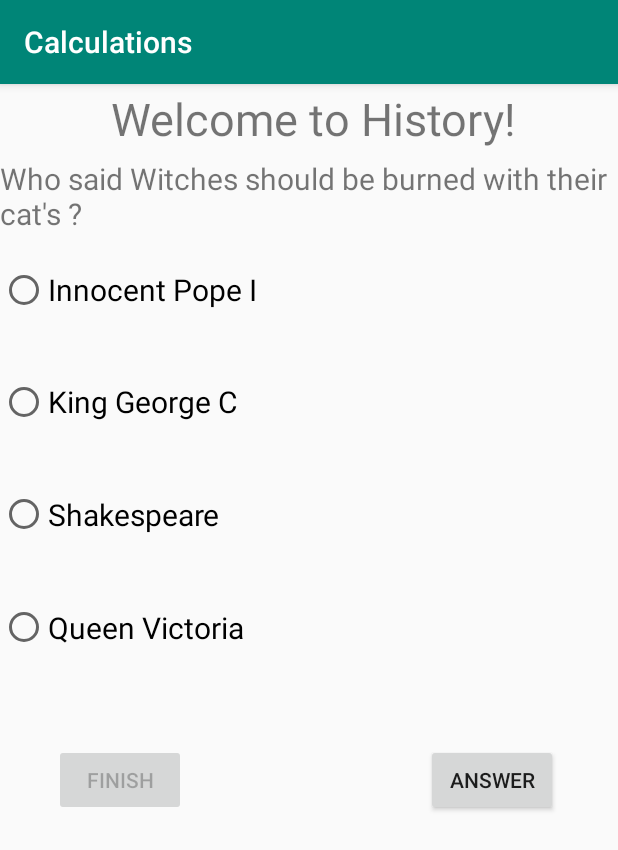
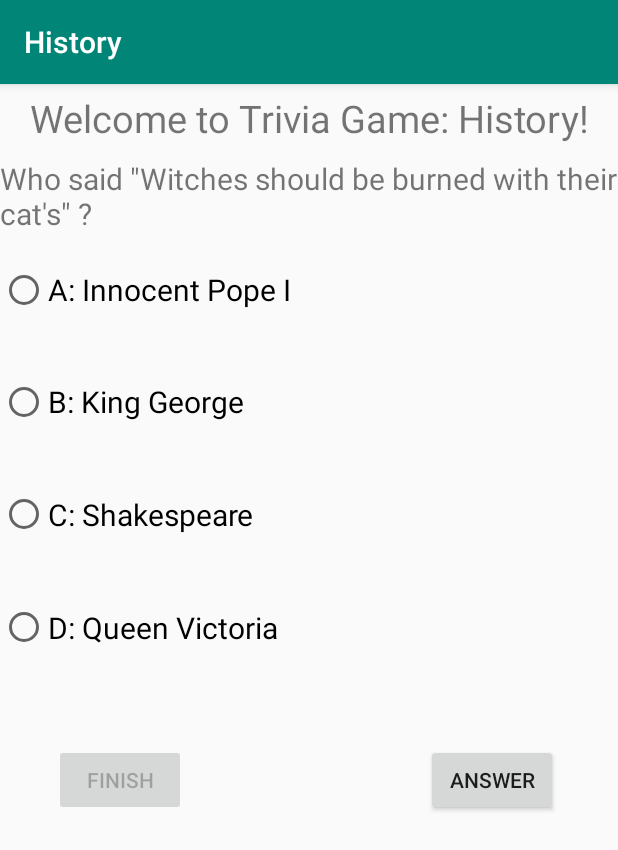
Before and after one commit to DicesGod/Android_Calculation-and-TriviaGame, an Android app: the screen it shows after launch (History before the commit, TriviaGame after it), item 2 of the bottom bar chosen, on a phone screen of 412 x 824 dp. Shown: the top 850 px of the screen. Run offline under Robolectric (Android 15) with nearby library versions, the phone set to English and light mode, and no system bars.

Commit message:
finished loading data into trivia game

```diff
--- a/app/src/main/java/com/minhle/calculations/MainActivity.java
+++ b/app/src/main/java/com/minhle/calculations/MainActivity.java
@@ -15,12 +15,14 @@ import android.widget.ListView;
 import android.widget.TextView;
 import android.widget.Toast;
 
+import java.io.Serializable;
 import java.util.ArrayList;
 
-import model.History;
 import model.MathQuestion;
 import model.Navigation;
-import model.mathQuestionsFileManagement;
+import model.MathQuestionsFileManagement;
+import model.TriviaQuestion;
+import model.TriviaQuestionsFileManagement;
 
 public class MainActivity extends AppCompatActivity implements View.OnClickListener {
 
@@ -48,12 +50,11 @@ public class MainActivity extends AppCompatActivity implements View.OnClickListe
         setContentView(R.layout.activity_main);
         initialize();
         Navigation nag = new Navigation();
-//        Context a = getApplicationContext();
-//        nag.navigation(menu,a);
 
         menu.setOnNavigationItemSelectedListener(new BottomNavigationView.OnNavigationItemSelectedListener() {
                @Override
                public boolean onNavigationItemSelected(@NonNull MenuItem item) {
+                   Intent intent = new Intent(MainActivity.this,TriviaGame.class);
 
                    switch (item.getItemId()) {
                        case R.id.nag_math:
@@ -61,9 +62,19 @@ public class MainActivity extends AppCompatActivity implements View.OnClickListe
                            break;
 
                        case R.id.nag_history:
-                           MainActivity.this.startActivity(new Intent(MainActivity.this, History.class));
+                           intent.putExtra("tag", "History");
+                           startActivity(intent);
                            break;
 
+                       case R.id.nag_art:
+                           intent.putExtra("tag", "Art");
+                           startActivity(intent);
+                           break;
+
+                       case R.id.nag_sport:
+                           intent.putExtra("tag", "Sport");
+                           startActivity(intent);
+                           break;
 
                    }
                 return false;
@@ -128,7 +139,7 @@ public class MainActivity extends AppCompatActivity implements View.OnClickListe
         btnSave.setEnabled(false);
         btnStop.setEnabled(false);
 
-        drawerLayout = findViewById(R.id.navigationbar);
+        drawerLayout = findViewById(R.id.mainUI);
         listViewNavigationbar = findViewById(R.id.listviewnavigationbar);
         listofNavigations = getResources().getStringArray(R.array.navigationBar);
         //listViewNavigationbar.setOnItemClickListener();
@@ -198,7 +209,7 @@ public class MainActivity extends AppCompatActivity implements View.OnClickListe
                 break;
 
             case R.id.buttonMinus:
-                mathQuestionsFileManagement.deleteFile(this);
+                MathQuestionsFileManagement.deleteFile(this);
                 editTextResult.setText(editTextResult.getText()+"-");
                 break;
 
@@ -255,8 +266,8 @@ public class MainActivity extends AppCompatActivity implements View.OnClickListe
             case R.id.buttonSave:
                 mathQuestionsList.addAll(CountDownController.getFailAnswerList());
                 mathQuestionsList.addAll(getMathQuestionsListTemp);
-                mathQuestionsFileManagement.writeMathQuestionsFile(this,mathQuestionsList);
-                //Toast.makeText(this,"Your test has been saved successfully!",Toast.LENGTH_LONG).show();
+                MathQuestionsFileManagement.writeMathQuestionsFile(this,mathQuestionsList);
+                Toast.makeText(this,"Your test has been saved successfully!",Toast.LENGTH_LONG).show();
                 btnStop.setEnabled(false);
                 btnSave.setEnabled(false);
 
@@ -271,7 +282,6 @@ public class MainActivity extends AppCompatActivity implements View.OnClickListe
                 float percent = correctcount/totalcount*100;
                 if (mathQuestionsList.toString()==null) {
                     Intent intent = new Intent(this, Result.class);
-                    //intent.putExtra("tag", mathQuestionsList);
                     CountDownController.setFailAnswerList();
                     startActivity(intent);
                     break;
@@ -280,7 +290,6 @@ public class MainActivity extends AppCompatActivity implements View.OnClickListe
                 {
                     Arrayresult.add(" "+percent+"% Correct Answer."+"\n"+" "+(100-percent)+"% Wrong Answer.");
                     Intent intent = new Intent(this, Result.class);
-                    //intent.putExtra("tag", mathQuestionsList);
                     CountDownController.setFailAnswerList();
                     startActivity(intent);
                     break;
--- /dev/null
+++ b/app/src/main/java/com/minhle/calculations/TriviaGame.java
@@ -0,0 +1,103 @@
+package com.minhle.calculations;
+
+import android.app.FragmentManager;
+import android.app.FragmentTransaction;
+import android.support.v7.app.AppCompatActivity;
+import android.os.Bundle;
+import android.view.View;
+import android.widget.Button;
+import android.widget.TextView;
+import android.widget.Toast;
+
+import com.minhle.calculations.R;
+
+import java.io.Serializable;
+import java.util.ArrayList;
+
+import model.TriviaFragment;
+import model.TriviaQuestion;
+import model.TriviaQuestionsFileManagement;
+
+
+public class TriviaGame extends AppCompatActivity implements View.OnClickListener {
+
+    TextView textViewWelcome;
+    Button btnAnswer,btnFinish;
+    ArrayList<TriviaQuestion> triviaQuestionList;
+    static int i = 1, j = 4;
+    String filename = "Questions.txt";
+
+
+    @Override
+    protected void onCreate(Bundle savedInstanceState) {
+        super.onCreate(savedInstanceState);
+        setContentView(R.layout.activity_triviagame);
+        initialize();
+    }
+
+    public void initialize(){
+        textViewWelcome = findViewById(R.id.textViewWelcome);
+        String section = (String) getIntent().getExtras().getSerializable("tag");
+        textViewWelcome.setText("Welcome to Trivia Game: "+section+"!");
+        btnAnswer = findViewById(R.id.btnAnswer);
+        btnFinish = findViewById(R.id.btnFinish);
+        btnAnswer.setOnClickListener(this);
+        btnFinish.setOnClickListener(this);
+        btnFinish.setEnabled(false);
+
+        triviaQuestionList = new ArrayList<TriviaQuestion>();
+        triviaQuestionList = TriviaQuestionsFileManagement.readTriviaQuestionsFile(this,filename,section);
+
+        Bundle bundle = new Bundle();
+        bundle.putSerializable("triviaQuestion",triviaQuestionList.get(0));
+
+
+        //REPLACE THE LINEAR LAYOUT WITH FRAGMENT
+        TriviaFragment triviaFragment = new TriviaFragment();
+        triviaFragment.setArguments(bundle);
+
+
+        //REFERENCE THE FRAGMENT MANAGER
+        android.app.FragmentManager fragmentManager = getFragmentManager();
+        //BEGIN THE TRANSACTION
+        android.app.FragmentTransaction fragmentTransaction = fragmentManager.beginTransaction();
+        //REPLACE LINEAR LAYOUT MAIN_UI WITH THE FRAGMENT
+        fragmentTransaction.replace(R.id.triviagame_fragment,triviaFragment);
+
+        //COMMIT THE TRANSACTION
+        fragmentTransaction.commit();
+
+        setTitle(triviaQuestionList.get(0).getCategory());
+    }
+
+
+    public void onClick(View view) {
+        switch (view.getId()) {
+
+            case R.id.btnAnswer:
+//               // TriviaFragment a = (TriviaFragment)getSupportFragmentManager().findFragmentById(R.id.fragment);
+//                boolean check;
+//               // check = a.next(i,j);
+//                if(check == true){
+//                i++;
+//                j+=4;
+//                }
+//                else
+//                {
+//                btnFinish.setEnabled(true);
+//                btnAnswer.setEnabled(false);
+//                Toast.makeText(this,"You have finished the test! Please select the FINISH button",Toast.LENGTH_LONG).show();
+//                }
+                break;
+
+            case R.id.btnFinish:
+//                Intent intent = new Intent(this, Result.class);
+//                intent.putExtra("tag", Arrayresult);
+//                startActivity(intent);
+//                break;
+
+                break;
+        }
+    }
+
+}
--- a/app/src/main/java/model/History.java
+++ /dev/null
@@ -1,58 +0,0 @@
-package model;
-
-import android.support.v7.app.AppCompatActivity;
-import android.os.Bundle;
-import android.view.View;
-import android.widget.Button;
-import android.widget.Toast;
-
-import com.minhle.calculations.R;
-
-
-public class History extends AppCompatActivity implements View.OnClickListener{
-
-    Button btnAnswer,btnFinish;
-    static int i = 1, j = 4;
-    @Override
-    protected void onCreate(Bundle savedInstanceState) {
-        super.onCreate(savedInstanceState);
-        setContentView(R.layout.activity_triviagame);
-
-        btnAnswer = findViewById(R.id.btnAnswer);
-        btnFinish = findViewById(R.id.btnFinish);
-        btnAnswer.setOnClickListener(this);
-        btnFinish.setOnClickListener(this);
-        btnFinish.setEnabled(false);
-
-    }
-
-    public void onClick(View view) {
-        switch (view.getId()) {
-
-            case R.id.btnAnswer:
-                HistoryFragment a = (HistoryFragment)getSupportFragmentManager().findFragmentById(R.id.fragment);
-                boolean check;
-                check = a.next(i,j);
-                if(check == true){
-                i++;
-                j+=4;
-                }
-                else
-                {
-                btnFinish.setEnabled(true);
-                btnAnswer.setEnabled(false);
-                Toast.makeText(this,"You have finished the test! Please select the FINISH button",Toast.LENGTH_LONG).show();
-                }
-                break;
-
-            case R.id.btnFinish:
-//                Intent intent = new Intent(this, Result.class);
-//                intent.putExtra("tag", Arrayresult);
-//                startActivity(intent);
-//                break;
-
-                break;
-        }
-    }
-
-}
--- a/app/src/main/java/model/HistoryFragment.java
+++ /dev/null
@@ -1,76 +0,0 @@
-package model;
-
-import android.content.Context;
-import android.net.Uri;
-import android.os.Bundle;
-import android.support.annotation.Nullable;
-import android.support.v4.app.Fragment;
-import android.view.LayoutInflater;
-import android.view.View;
-import android.view.View.OnClickListener;
-import android.view.ViewGroup;
-import android.widget.Button;
-import android.widget.RadioButton;
-import android.widget.RadioGroup;
-import android.widget.TextView;
-
-import com.minhle.calculations.R;
-
-import java.util.ArrayList;
-
-import model.Questions;
-
-
-public class HistoryFragment extends Fragment {
-
-    RadioGroup radioGroup;
-    RadioButton radioButton1,radioButton2,RadioButton3,radioButton4;
-    TextView textViewQuestion;
-    Fragment fragment;
-    static int i = 0,j = 0;
-
-    @Override
-    public View onCreateView(LayoutInflater inflater, ViewGroup container,
-                             Bundle savedInstanceState) {
-        View view = inflater.inflate(R.layout.fragment_history, container, false);
-
-        radioGroup = view.findViewById(R.id.radioGroup);
-        radioButton1 = view.findViewById(R.id.radioQuestion1);
-        radioButton2 = view.findViewById(R.id.radioQuestion2);
-        RadioButton3 = view.findViewById(R.id.radioQuestion3);
-        radioButton4 = view.findViewById(R.id.radioQuestion4);
-        textViewQuestion = view.findViewById(R.id.textViewQuestion);
-
-        intialize();
-
-        return view;
-
-    }
-
-    public void intialize()
-    {
-        Questions history = new Questions();
-        textViewQuestion.setText(history.getQuestion(0));
-        radioButton1.setText(history.getAnswers(0));
-        radioButton2.setText(history.getAnswers(1));
-        RadioButton3.setText(history.getAnswers(2));
-        radioButton4.setText(history.getAnswers(3));
-    }
-
-
-    //check if there is next question or not
-    public boolean next(int i, int j) {
-        try {
-            Questions history = new Questions();
-            textViewQuestion.setText(history.getQuestion(i));
-            radioButton1.setText(history.getAnswers(j));
-            radioButton2.setText(history.getAnswers(j + 1));
-            RadioButton3.setText(history.getAnswers(j + 2));
-            radioButton4.setText(history.getAnswers(j + 3));
-            return true;
-        } catch (Exception e) {
-            return false;
-        }
-
-    }
-}
--- a/app/src/main/java/model/mathQuestionsFileManagement.java
+++ b/app/src/main/java/model/MathQuestionsFileManagement.java
@@ -17,7 +17,7 @@ import java.util.Formatter;
 import java.util.Scanner;
 import java.util.Arrays;
 
-public class mathQuestionsFileManagement {
+public class MathQuestionsFileManagement {
 
     static String fileName = "mathQuestions";
     static File mathQuestionsFile;
--- a/app/src/main/java/model/Navigation.java
+++ b/app/src/main/java/model/Navigation.java
@@ -6,6 +6,7 @@ import android.support.design.widget.BottomNavigationView;
 
 import com.minhle.calculations.MainActivity;
 import com.minhle.calculations.R;
+import com.minhle.calculations.TriviaGame;
 
 import android.support.v7.app.AppCompatActivity;
 import android.view.MenuItem;
@@ -25,7 +26,7 @@ public class Navigation extends AppCompatActivity {
                         break;
 
                     case R.id.nag_history:
-                        Intent intent3 = new Intent(getApplicationContext(), History.class);
+                        Intent intent3 = new Intent(getApplicationContext(), TriviaGame.class);
                         startActivity(intent3);
                         break;
 
--- /dev/null
+++ b/app/src/main/java/model/TriviaFragment.java
@@ -0,0 +1,63 @@
+package model;
+
+import android.os.Build;
+import android.os.Bundle;
+import android.support.v4.app.Fragment;
+import android.view.LayoutInflater;
+import android.view.View;
+import android.view.ViewGroup;
+import android.widget.RadioButton;
+import android.widget.RadioGroup;
+import android.widget.TextView;
+
+import com.minhle.calculations.R;
+
+
+
+public class TriviaFragment extends android.app.Fragment {
+
+    static int i = 0,j = 0;
+
+    @Override
+    public View onCreateView(LayoutInflater inflater, ViewGroup container,
+                             Bundle savedInstanceState) {
+        View view = inflater.inflate(R.layout.fragment_triviagame, container, false);
+        return view;
+    }
+
+    @Override
+    public void onActivityCreated(Bundle savedInstanceState) {
+        super.onActivityCreated(savedInstanceState);
+
+        RadioGroup radioGroup = getActivity().findViewById(R.id.radioGroup);
+        //TriviaQuestion triviaQuestion = new TriviaQuestion();
+        TriviaQuestion triviaQuestion = (TriviaQuestion)getArguments().getSerializable("triviaQuestion");
+        TextView textViewQuestion = getActivity().findViewById(R.id.textViewQuestion);
+        RadioButton radioButton1 = getActivity().findViewById(R.id.radioQuestion1);
+        RadioButton radioButton2 = getActivity().findViewById(R.id.radioQuestion2);
+        RadioButton radioButton3 = getActivity().findViewById(R.id.radioQuestion3);
+        RadioButton radioButton4 = getActivity().findViewById(R.id.radioQuestion4);
+
+        textViewQuestion.setText(triviaQuestion.getQuestion());
+        radioButton1.setText(triviaQuestion.getOption1());
+        radioButton2.setText(triviaQuestion.getOption2());
+        radioButton3.setText(triviaQuestion.getOption3());
+        radioButton4.setText(triviaQuestion.getOption4());
+    }
+
+    //check if there is next question or not
+//    public boolean next(int i, int j) {
+//        try {
+//            Questions history = new Questions();
+//            textViewQuestion.setText(history.getQuestion(i));
+//            radioButton1.setText(history.getAnswers(j));
+//            radioButton2.setText(history.getAnswers(j + 1));
+//            RadioButton3.setText(history.getAnswers(j + 2));
+//            radioButton4.setText(history.getAnswers(j + 3));
+//            return true;
+//        } catch (Exception e) {
+//            return false;
+//        }
+//
+//    }
+}
--- /dev/null
+++ b/app/src/main/java/model/TriviaQuestion.java
@@ -0,0 +1,93 @@
+package model;
+
+import java.io.Serializable;
+
+public class TriviaQuestion implements Serializable {
+    String category;
+    String question;
+    String option1;
+    String option2;
+    String option3;
+    String option4;
+    String rightanswer;
+
+    public  TriviaQuestion(){}
+
+    public TriviaQuestion(String category,String question, String option1, String option2, String option3, String option4, String rightanswer) {
+        this.category = category;
+        this.question = question;
+        this.option1 = option1;
+        this.option2 = option2;
+        this.option3 = option3;
+        this.option4 = option4;
+        this.rightanswer = rightanswer;
+    }
+
+    public String getCategory() {
+        return category;
+    }
+
+    public void setCategory(String category) {
+        this.category = category;
+    }
+
+    public String getQuestion() {
+        return question;
+    }
+
+    public void setQuestion(String question) {
+        this.question = question;
+    }
+
+    public String getOption1() {
+        return option1;
+    }
+
+    public void setOption1(String option1) {
+        this.option1 = option1;
+    }
+
+    public String getOption2() {
+        return option2;
+    }
+
+    public void setOption2(String option2) {
+        this.option2 = option2;
+    }
+
+    public String getOption3() {
+        return option3;
+    }
+
+    public void setOption3(String option3) {
+        this.option3 = option3;
+    }
+
+    public String getOption4() {
+        return option4;
+    }
+
+    public void setOption4(String option4) {
+        this.option4 = option4;
+    }
+
+    public String getRightanswer() {
+        return rightanswer;
+    }
+
+    public void setRightanswer(String rightanswer) {
+        this.rightanswer = rightanswer;
+    }
+
+    @Override
+    public String toString() {
+        return "category='" + category + '\'' +
+                ", question='" + question + '\'' +
+                ", option1='" + option1 + '\'' +
+                ", option2='" + option2 + '\'' +
+                ", option3='" + option3 + '\'' +
+                ", option4='" + option4 + '\'' +
+                ", rightanswer='" + rightanswer + '\''
+                ;
+    }
+}
--- a/app/src/main/java/model/TriviaQuestionsFileManagement.java
+++ b/app/src/main/java/model/TriviaQuestionsFileManagement.java
@@ -14,8 +14,8 @@ import java.util.StringTokenizer;
 
 public class TriviaQuestionsFileManagement {
 
-    public static ArrayList<TrviaQuestion> readTriviaQuestionsFile(Context context, String fileName){
-        ArrayList<TrviaQuestion> listOfTriviaQuestions = new ArrayList<>();
+    public static ArrayList<TriviaQuestion> readTriviaQuestionsFile(Context context, String fileName, String section){
+        ArrayList<TriviaQuestion> listOfTriviaQuestions = new ArrayList<>();
 
         AssetManager assetManager = context.getResources().getAssets();
 
@@ -29,14 +29,16 @@ public class TriviaQuestionsFileManagement {
 
             while (oneLine != null){
                 StringTokenizer st = new StringTokenizer(oneLine,",");
+                String category = st.nextToken();
                 String question = st.nextToken();
                 String option1 = st.nextToken();
                 String option2 = st.nextToken();
                 String option3 = st.nextToken();
                 String option4 = st.nextToken();
                 String rightanswer = st.nextToken();
-
-                listOfTriviaQuestions.add(new TrviaQuestion(question,option1,option2,option3,option4,rightanswer));
+                if (category.equals(section)) {
+                    listOfTriviaQuestions.add(new TriviaQuestion(category, question, option1, option2, option3, option4, rightanswer));
+                }
                 oneLine = br.readLine();
             }
             br.close();
--- a/app/src/main/res/layout/activity_main.xml
+++ b/app/src/main/res/layout/activity_main.xml
@@ -1,6 +1,6 @@
 <?xml version="1.0" encoding="utf-8"?>
 <android.support.v4.widget.DrawerLayout
-    android:id="@+id/navigationbar"
+    android:id="@+id/mainUI"
     xmlns:android="http://schemas.android.com/apk/res/android"
     xmlns:app="http://schemas.android.com/apk/res-auto"
     xmlns:tools="http://schemas.android.com/tools"
--- a/app/src/main/res/layout/activity_triviagame.xml
+++ b/app/src/main/res/layout/activity_triviagame.xml
@@ -1,30 +1,33 @@
 <?xml version="1.0" encoding="utf-8"?>
 <android.support.constraint.ConstraintLayout xmlns:android="http://schemas.android.com/apk/res/android"
+    android:id="@+id/mainTriviaGameUI"
     xmlns:app="http://schemas.android.com/apk/res-auto"
     xmlns:tools="http://schemas.android.com/tools"
     android:layout_width="match_parent"
     android:layout_height="match_parent"
-    tools:context="model.History">
+    tools:context=".TriviaGame">
 
     <TextView
-        android:id="@+id/textView5"
+        android:id="@+id/textViewWelcome"
         android:layout_width="wrap_content"
         android:layout_height="46dp"
-        android:layout_marginEnd="68dp"
         android:gravity="center"
-        android:text="Welcome to History!"
-        android:textSize="30sp"
-        app:layout_constraintBottom_toTopOf="@+id/fragment"
-        app:layout_constraintEnd_toEndOf="parent" />
+        app:layout_constraintRight_toRightOf="parent"
+        app:layout_constraintLeft_toLeftOf="parent"
+        android:textSize="25sp"
+        app:layout_constraintBottom_toTopOf="@+id/triviagame_fragment"
+        />
 
-    <fragment
-        android:id="@+id/fragment"
-        android:name="model.HistoryFragment"
+    <FrameLayout
+        android:id="@+id/triviagame_fragment"
+        android:name="model.TriviaFragment"
         android:layout_width="match_parent"
         android:layout_height="wrap_content"
         android:layout_marginTop="57dp"
-        app:layout_constraintTop_toBottomOf="@id/textView5"
-        app:layout_constraintBottom_toTopOf="@id/btnAnswer"/>
+        app:layout_constraintTop_toBottomOf="@id/textViewWelcome"
+        app:layout_constraintBottom_toTopOf="@id/btnAnswer">
+    </FrameLayout>
+
 
     <Button
         android:id="@+id/btnAnswer"
@@ -35,7 +38,7 @@
         android:text="Answer"
         app:layout_constraintBaseline_toBaselineOf="@+id/btnFinish"
         app:layout_constraintEnd_toEndOf="parent"
-        app:layout_constraintTop_toBottomOf="@id/fragment" />
+        app:layout_constraintTop_toBottomOf="@id/triviagame_fragment" />
 
     <Button
         android:id="@+id/btnFinish"
@@ -45,7 +48,7 @@
         android:layout_marginEnd="160dp"
         android:text="Finish"
         app:layout_constraintEnd_toStartOf="@+id/btnAnswer"
-        app:layout_constraintTop_toBottomOf="@id/fragment" />
+        app:layout_constraintTop_toBottomOf="@id/triviagame_fragment" />
 
 
 </android.support.constraint.ConstraintLayout>
--- a/app/src/main/res/layout/fragment_history.xml
+++ b/app/src/main/res/layout/fragment_triviagame.xml
@@ -4,7 +4,7 @@
     android:layout_width="match_parent"
     android:layout_height="400dp"
     android:orientation="vertical"
-    tools:context="model.HistoryFragment">
+    tools:context="model.TriviaFragment">
 
     <!-- TODO: Update blank fragment layout -->
 
```
Also changed, not shown: app/src/main/AndroidManifest.xml (+1 -6 lines), app/src/main/assets/Questions.txt (+15 -30 lines), app/src/main/java/com/minhle/calculations/Art.java (deleted, +0 -13 lines), app/src/main/java/com/minhle/calculations/Result.java (+3 -8 lines), app/src/main/java/com/minhle/calculations/Sport.java (deleted, +0 -13 lines), app/src/main/java/model/TrviaQuestion.java (deleted, +0 -58 lines), app/src/main/res/layout/activity_art.xml (deleted, +0 -9 lines), app/src/main/res/layout/activity_sport.xml (deleted, +0 -9 lines).
